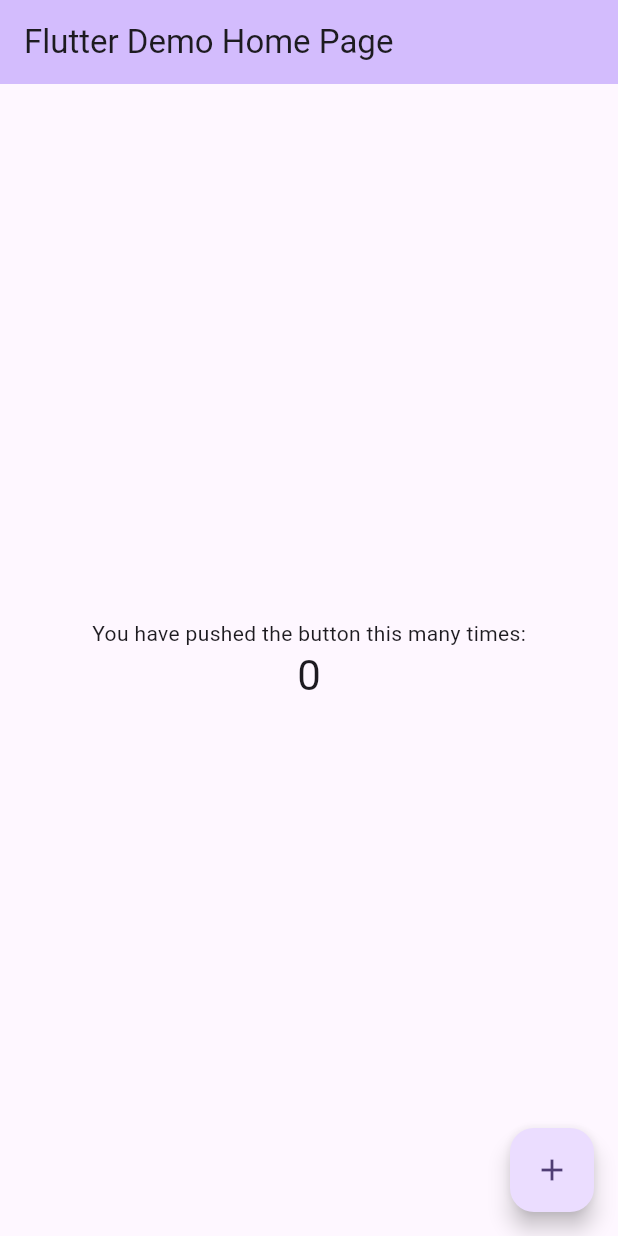
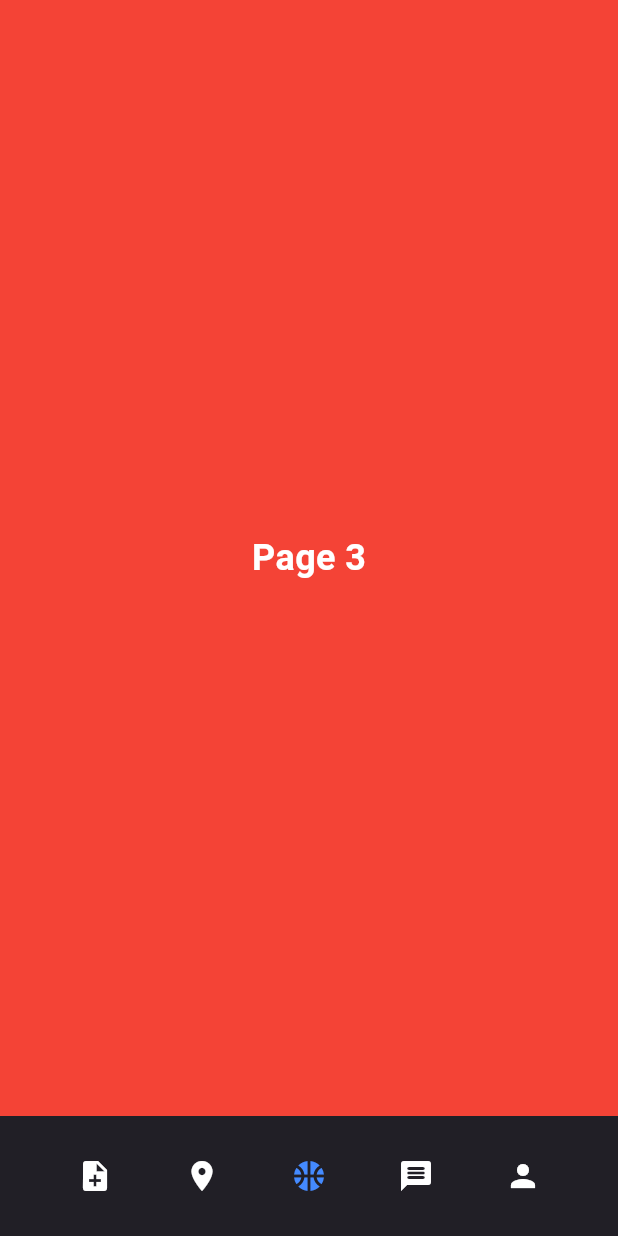
Before and after one commit to hsnta/yourCourt, a Flutter app: the screen it shows after launch, on a phone screen of 412 x 824 dp. Run offline on Flutter 3.47's test engine with Material 3 defaults, Android fonts, the phone set to English and light mode, and no system bars.

Commit message:
frontend/feature/Navigation

```diff
--- /dev/null
+++ b/frontend/lib/core/app.dart
@@ -0,0 +1,20 @@
+import 'package:flutter/material.dart';
+import 'bottom_navigation/bottom_navigation.dart';
+
+class MyApp extends StatelessWidget {
+  const MyApp({super.key});
+
+  @override
+  Widget build(BuildContext context) {
+    return MaterialApp(
+      debugShowCheckedModeBanner: false,
+      title: 'Your Court',
+      theme: ThemeData(
+        appBarTheme: const AppBarTheme(elevation: 1),
+        iconTheme: const IconThemeData(color: Colors.white),
+        brightness: Brightness.dark,
+      ),
+      home: const BottomNavigation(),
+    );
+  }
+}
--- /dev/null
+++ b/frontend/lib/core/bottom_navigation/bottom_navigation.dart
@@ -0,0 +1,52 @@
+import 'package:flutter/material.dart';
+import '../../modules/page_manager.dart';
+import 'components/button.dart';
+
+class BottomNavigation extends StatefulWidget {
+  const BottomNavigation({super.key});
+
+  @override
+  BottomNavigationState createState() => BottomNavigationState();
+}
+
+class BottomNavigationState extends State<BottomNavigation> {
+  int currentPage = 2;
+
+  final List<BottomNavigationBarItemData> bottomNavigationBarItems = [
+    BottomNavigationBarItemData(Icons.note_add, 0),
+    BottomNavigationBarItemData(Icons.location_on, 1),
+    BottomNavigationBarItemData(Icons.sports_basketball_rounded, 2),
+    BottomNavigationBarItemData(Icons.message_rounded, 3),
+    BottomNavigationBarItemData(Icons.person, 4),
+  ];
+
+  @override
+  Widget build(BuildContext context) {
+    return Scaffold(
+      body: getCurrentPage(currentPage),
+      bottomNavigationBar: BottomAppBar(
+        child: Row(
+          children: [
+            for (var item in bottomNavigationBarItems) ...[
+              Spacer(
+                key: Key(item.index.toString()),
+              ),
+              BottomNavigationButton(
+                item,
+                currentPage,
+                onPageSelected,
+              ),
+            ],
+             const Spacer(),
+          ],
+        ),
+      ),
+    );
+  }
+
+  void onPageSelected(int index) {
+    setState(() {
+      currentPage = index;
+    });
+  }
+}
--- /dev/null
+++ b/frontend/lib/core/bottom_navigation/components/button.dart
@@ -0,0 +1,30 @@
+import 'package:flutter/material.dart';
+
+class BottomNavigationButton extends StatelessWidget {
+  final BottomNavigationBarItemData item;
+  final int currentPage;
+  final Function(int) onPressed;
+
+  const BottomNavigationButton(this.item, this.currentPage, this.onPressed,
+      {super.key});
+
+  @override
+  Widget build(BuildContext context) {
+    return IconButton(
+      onPressed: () {
+        onPressed(item.index);
+      },
+      icon: Icon(
+        item.icon,
+        color: currentPage == item.index ? Colors.blueAccent : null,
+      ),
+    );
+  }
+}
+
+class BottomNavigationBarItemData {
+  final IconData icon;
+  final int index;
+
+  BottomNavigationBarItemData(this.icon, this.index);
+}
--- a/frontend/lib/main.dart
+++ b/frontend/lib/main.dart
@@ -1,125 +1,6 @@
 import 'package:flutter/material.dart';
+import 'core/app.dart';
 
 void main() {
   runApp(const MyApp());
 }
-
-class MyApp extends StatelessWidget {
-  const MyApp({super.key});
-
-  // This widget is the root of your application.
-  @override
-  Widget build(BuildContext context) {
-    return MaterialApp(
-      title: 'Flutter Demo',
-      theme: ThemeData(
-        // This is the theme of your application.
-        //
-        // TRY THIS: Try running your application with "flutter run". You'll see
-        // the application has a purple toolbar. Then, without quitting the app,
-        // try changing the seedColor in the colorScheme below to Colors.green
-        // and then invoke "hot reload" (save your changes or press the "hot
-        // reload" button in a Flutter-supported IDE, or press "r" if you used
-        // the command line to start the app).
-        //
-        // Notice that the counter didn't reset back to zero; the application
-        // state is not lost during the reload. To reset the state, use hot
-        // restart instead.
-        //
-        // This works for code too, not just values: Most code changes can be
-        // tested with just a hot reload.
-        colorScheme: ColorScheme.fromSeed(seedColor: Colors.deepPurple),
-        useMaterial3: true,
-      ),
-      home: const MyHomePage(title: 'Flutter Demo Home Page'),
-    );
-  }
-}
-
-class MyHomePage extends StatefulWidget {
-  const MyHomePage({super.key, required this.title});
-
-  // This widget is the home page of your application. It is stateful, meaning
-  // that it has a State object (defined below) that contains fields that affect
-  // how it looks.
-
-  // This class is the configuration for the state. It holds the values (in this
-  // case the title) provided by the parent (in this case the App widget) and
-  // used by the build method of the State. Fields in a Widget subclass are
-  // always marked "final".
-
-  final String title;
-
-  @override
-  State<MyHomePage> createState() => _MyHomePageState();
-}
-
-class _MyHomePageState extends State<MyHomePage> {
-  int _counter = 0;
-
-  void _incrementCounter() {
-    setState(() {
-      // This call to setState tells the Flutter framework that something has
-      // changed in this State, which causes it to rerun the build method below
-      // so that the display can reflect the updated values. If we changed
-      // _counter without calling setState(), then the build method would not be
-      // called again, and so nothing would appear to happen.
-      _counter++;
-    });
-  }
-
-  @override
-  Widget build(BuildContext context) {
-    // This method is rerun every time setState is called, for instance as done
-    // by the _incrementCounter method above.
-    //
-    // The Flutter framework has been optimized to make rerunning build methods
-    // fast, so that you can just rebuild anything that needs updating rather
-    // than having to individually change instances of widgets.
-    return Scaffold(
-      appBar: AppBar(
-        // TRY THIS: Try changing the color here to a specific color (to
-        // Colors.amber, perhaps?) and trigger a hot reload to see the AppBar
-        // change color while the other colors stay the same.
-        backgroundColor: Theme.of(context).colorScheme.inversePrimary,
-        // Here we take the value from the MyHomePage object that was created by
-        // the App.build method, and use it to set our appbar title.
-        title: Text(widget.title),
-      ),
-      body: Center(
-        // Center is a layout widget. It takes a single child and positions it
-        // in the middle of the parent.
-        child: Column(
-          // Column is also a layout widget. It takes a list of children and
-          // arranges them vertically. By default, it sizes itself to fit its
-          // children horizontally, and tries to be as tall as its parent.
-          //
-          // Column has various properties to control how it sizes itself and
-          // how it positions its children. Here we use mainAxisAlignment to
-          // center the children vertically; the main axis here is the vertical
-          // axis because Columns are vertical (the cross axis would be
-          // horizontal).
-          //
-          // TRY THIS: Invoke "debug painting" (choose the "Toggle Debug Paint"
-          // action in the IDE, or press "p" in the console), to see the
-          // wireframe for each widget.
-          mainAxisAlignment: MainAxisAlignment.center,
-          children: <Widget>[
-            const Text(
-              'You have pushed the button this many times:',
-            ),
-            Text(
-              '$_counter',
-              style: Theme.of(context).textTheme.headlineMedium,
-            ),
-          ],
-        ),
-      ),
-      floatingActionButton: FloatingActionButton(
-        onPressed: _incrementCounter,
-        tooltip: 'Increment',
-        child: const Icon(Icons.add),
-      ), // This trailing comma makes auto-formatting nicer for build methods.
-    );
-  }
-}
--- /dev/null
+++ b/frontend/lib/modules/page3/page3.dart
@@ -0,0 +1,22 @@
+import 'package:flutter/material.dart';
+
+class Page3 extends StatelessWidget {
+  const Page3({super.key});
+
+  @override
+  Widget build(BuildContext context) {
+    return Container(
+      color: Colors.red,
+      child: const Center(
+        child: Text(
+          'Page 3',
+          style: TextStyle(
+            color: Colors.white,
+            fontSize: 24,
+            fontWeight: FontWeight.bold,
+          ),
+        ),
+      ),
+    );
+  }
+}
--- /dev/null
+++ b/frontend/lib/modules/page_manager.dart
@@ -0,0 +1,19 @@
+import 'package:flutter/material.dart';
+import 'package:frontend/modules/page2/page2.dart';
+import 'package:frontend/modules/page3/page3.dart';
+import 'package:frontend/modules/page4/page4.dart';
+import 'package:frontend/modules/page5/page5.dart';
+
+import 'Page1/Page1.dart';
+
+final Map<int, Widget Function()> pageMap = {
+  0: () => Page1(),
+  1: () => Page2(),
+  2: () => Page3(),
+  3: () => Page4(),
+  4: () => Page5(),
+};
+
+Widget getCurrentPage(int currentPage) {
+  return pageMap[currentPage]!();
+}
```
Also changed, not shown: frontend/lib/modules/page1/page1.dart (added, +22 -0 lines), frontend/lib/modules/page2/page2.dart (added, +22 -0 lines), frontend/lib/modules/page4/page4.dart (added, +22 -0 lines), frontend/lib/modules/page5/page5.dart (added, +22 -0 lines), 1 other file.
